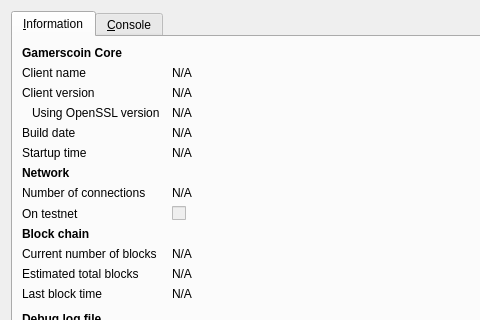
The window that src/qt/forms/rpcconsole.ui (gamers-coin/gamecredits) describes before a commit, drawn with Qt 5; both pictures show x 0 to 480 and y 0 to 320 of the 740 by 450 pixel window.
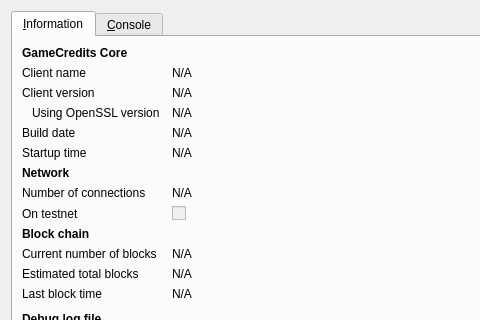
The same window after the commit. Icons and pictures are not drawn.

The edit to the form file:
```diff
--- a/src/qt/forms/rpcconsole.ui
+++ b/src/qt/forms/rpcconsole.ui
@@ -36,7 +36,7 @@
           </font>
          </property>
          <property name="text">
-          <string>Gamerscoin Core</string>
+          <string>GameCredits Core</string>
          </property>
         </widget>
        </item>
```
Left out of the diff: 6 changed lines with no effect on the pictures.
